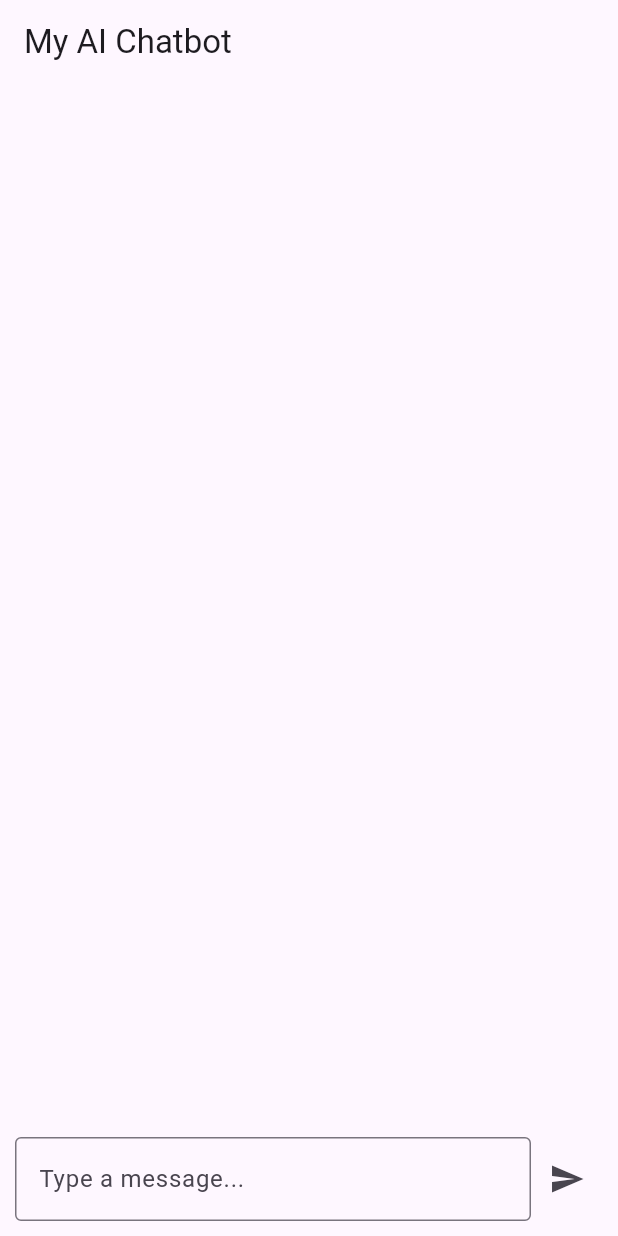
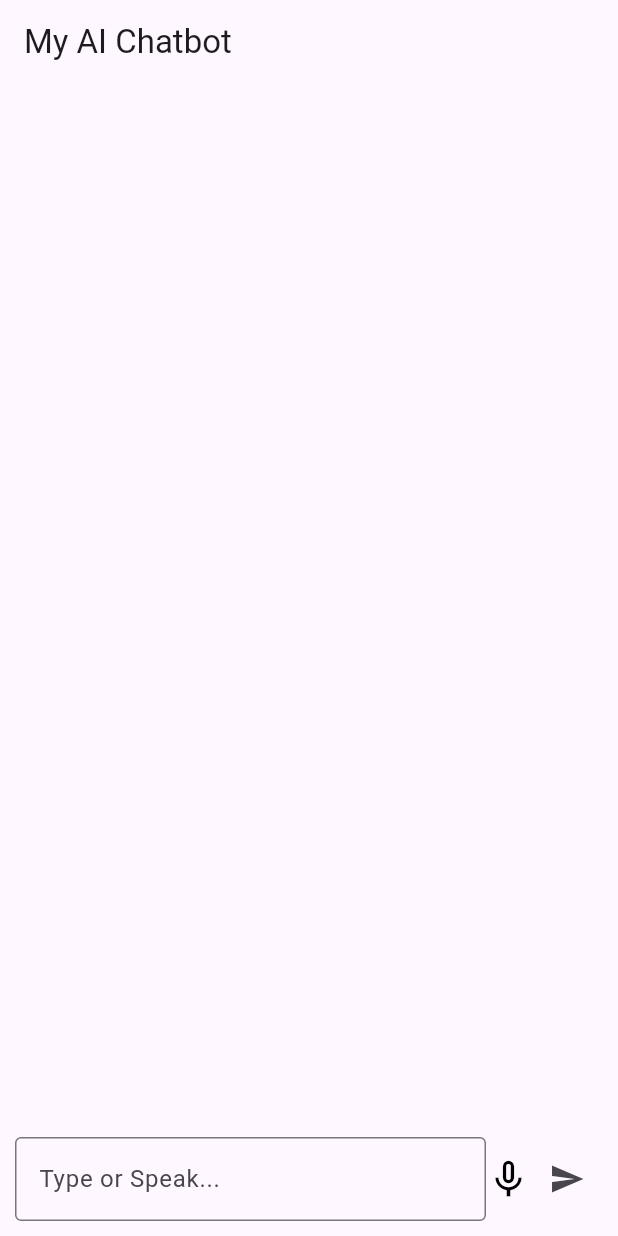
Before and after one commit to makarandjadhav75/Chat_Bot_V1, a Flutter app: the screen it shows after launch, on a phone screen of 412 x 824 dp. Run offline on Flutter 3.47's test engine with Material 3 defaults, Android fonts, the phone set to English and light mode, and no system bars; our stand-ins replace speech_to_text.

Commit message:
audio to text

```diff
--- a/lib/google_services.dart
+++ b/lib/google_services.dart
@@ -2,7 +2,7 @@ import 'dart:convert';
 import 'package:http/http.dart' as http;
 
 class GeminiService {
-  final String apiKey = "//api key";
+  final String apiKey = "AIzaSyBsDWyPFb1RndpBfmz9m6ZarNv9zK5WTU4";
 
   Future<String> sendMessage(String message) async {
     final url = Uri.parse(
@@ -47,16 +47,3 @@ class GeminiService {
 
 
 }
-
-
-
-
-
-
-
-
-
-
-
-
-AIzaSyBsDWyPFb1RndpBfmz9m6ZarNv9zK5WTU4
--- a/lib/main.dart
+++ b/lib/main.dart
@@ -1,4 +1,5 @@
 import 'package:flutter/material.dart';
+import 'package:speech_to_text/speech_to_text.dart' as stt;
 import 'google_services.dart';
 
 void main() {
@@ -17,6 +18,7 @@ class MyChatApp extends StatelessWidget {
   }
 }
 
+
 class ChatScreen extends StatefulWidget {
   @override
   _ChatScreenState createState() => _ChatScreenState();
@@ -27,6 +29,16 @@ class _ChatScreenState extends State<ChatScreen> {
   final List<Map<String, String>> messages = [];
   final gemini = GeminiService();
   bool isLoading = false;
+
+  // Voice Input
+  late stt.SpeechToText speech;
+  bool isListening = false;
+
+  @override
+  void initState() {
+    super.initState();
+    speech = stt.SpeechToText();
+  }
 
   sendMessage() async {
     final userMessage = controller.text.trim();
@@ -44,6 +56,26 @@ class _ChatScreenState extends State<ChatScreen> {
       messages.add({"role": "bot", "text": botReply});
       isLoading = false;
     });
+  }
+
+  // Voice Function
+  void startListening() async {
+    bool available = await speech.initialize();
+
+    if (available) {
+      setState(() => isListening = true);
+
+      speech.listen(onResult: (val) {
+        setState(() {
+          controller.text = val.recognizedWords;
+        });
+      });
+    }
+  }
+
+  void stopListening() {
+    setState(() => isListening = false);
+    speech.stop();
   }
 
   @override
@@ -87,18 +119,32 @@ class _ChatScreenState extends State<ChatScreen> {
             padding: const EdgeInsets.all(10),
             child: Row(
               children: [
+                // Text Field
                 Expanded(
                   child: TextField(
                     controller: controller,
                     decoration: const InputDecoration(
-                        hintText: "Type a message...",
+                        hintText: "Type or Speak...",
                         border: OutlineInputBorder()),
                   ),
                 ),
+
+                // Mic Button
+                GestureDetector(
+                  onLongPress: startListening,
+                  onLongPressUp: stopListening,
+                  child: Icon(
+                    isListening ? Icons.mic : Icons.mic_none,
+                    color: isListening ? Colors.red : Colors.black,
+                    size: 30,
+                  ),
+                ),
+
+                // Send Button
                 IconButton(
                   icon: const Icon(Icons.send),
                   onPressed: sendMessage,
-                )
+                ),
               ],
             ),
           )
--- a/pubspec.yaml
+++ b/pubspec.yaml
@@ -31,6 +31,7 @@ dependencies:
   flutter:
     sdk: flutter
   http: ^1.2.0
+  speech_to_text: ^6.6.1
   # The following adds the Cupertino Icons font to your application.
   # Use with the CupertinoIcons class for iOS style icons.
   cupertino_icons: ^1.0.8
```
Also changed, not shown: pubspec.lock, 1 other file.
